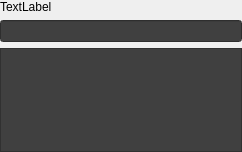
Before: the Qt Designer form src/searchablelist.ui in willmh93/SonaeLabelMaker, drawn with Qt 5.
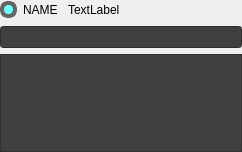
After: the same form once the commit is applied. Custom widgets are drawn as their Qt base class.

What changed in the file:
```diff
--- a/src/searchablelist.ui
+++ b/src/searchablelist.ui
@@ -30,6 +30,35 @@
     <number>0</number>
    </property>
    <item>
+    <layout class="QHBoxLayout" name="horizontalLayout">
+     <item>
+      <widget class="QRadioButton" name="combo">
+       <property name="styleSheet">
+        <string notr="true">QRadioButton::indicator {
+    width:  9px;
+    height: 9px;
+    border-radius: 8px;
+    border: 4px solid #666666;
+    background: #666666;
+}
+
+QRadioButton::indicator::checked  {
+    width:  9px;
+    height: 9px;
+    border-radius: 8px;
+    border: 4px solid #666666;
+    background: #6fffff;
+}</string>
+       </property>
+       <property name="text">
+        <string notr="true">NAME </string>
+       </property>
+       <property name="checked">
+        <bool>true</bool>
+       </property>
+      </widget>
+     </item>
+     <item>
     <widget class="QLabel" name="nameLabel">
      <property name="autoFillBackground">
       <bool>false</bool>
@@ -43,7 +72,22 @@
     </widget>
    </item>
    <item>
-    <widget class="QLineEdit" name="filter">
+      <spacer name="horizontalSpacer">
+       <property name="orientation">
+        <enum>Qt::Orientation::Horizontal</enum>
+       </property>
+       <property name="sizeHint" stdset="0">
+        <size>
+         <width>40</width>
+         <height>20</height>
+        </size>
+       </property>
+      </spacer>
+     </item>
+    </layout>
+   </item>
+   <item>
+    <widget class="FocusableLineEdit" name="filter">
      <property name="styleSheet">
       <string notr="true">background: #404040</string>
      </property>
@@ -58,6 +102,13 @@
    </item>
   </layout>
  </widget>
+ <customwidgets>
+  <customwidget>
+   <class>FocusableLineEdit</class>
+   <extends>QLineEdit</extends>
+   <header location="global">searchablelist.h</header>
+  </customwidget>
+ </customwidgets>
  <resources/>
  <connections/>
 </ui>
```
Lines whose indentation alone changed are shown as unchanged.
